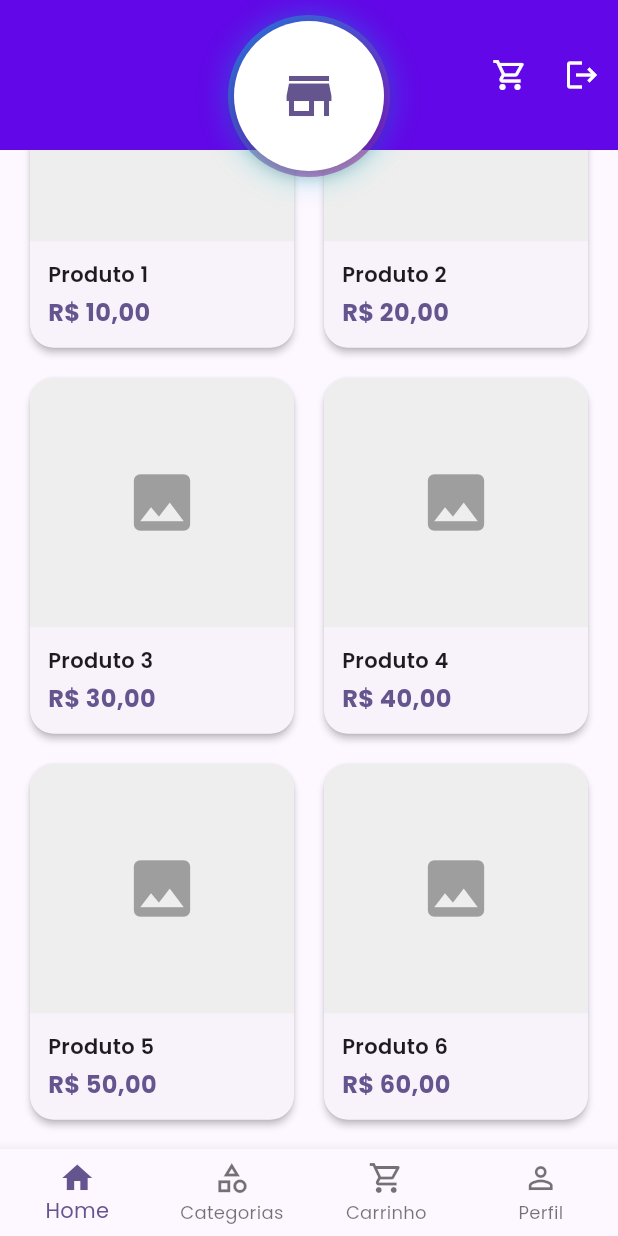
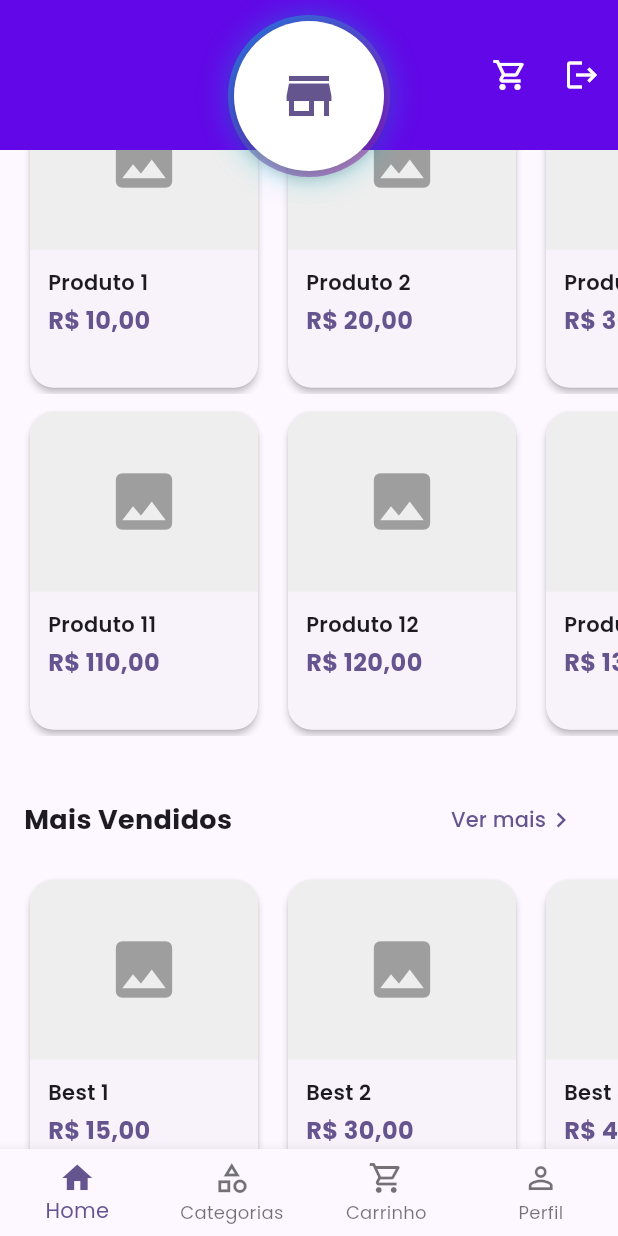
Before and after one commit to italoandres/eshop-admin-panel-updated, a Flutter app: the HomePage screen opened by its route, scrolled down 442 dp, on a phone screen of 412 x 824 dp. Run offline on Flutter 3.47's test engine with Material 3 defaults, Android fonts, the phone set to English and light mode, and no system bars; drawn by our look-alikes of cached_network_image; our stand-ins replace carousel_slider, dio, flutter_riverpod, flutter_secure_storage, freezed_annotation, go_router and 4 more; accounts and stored records are empty; network calls fail.

Commit message:
Transformar seção de produtos em scroll horizontal com múltiplas linhas
- Remove GridView vertical de produtos
- Adiciona 2 seções: "Produtos Recomendados" e "Mais Vendidos"
- Cada seção tem 2 linhas horizontais scrolláveis
- Cards com largura fixa de 160px (mostra ~2.3 produtos na tela)
- Altura fixa de 120px para imagem do produto
- Adiciona botão "Ver mais" em cada seção
- Layout estilo Google Play Store

```diff
--- a/lib/features/home/presentation/pages/home_page.dart
+++ b/lib/features/home/presentation/pages/home_page.dart
@@ -93,36 +93,149 @@ class _HomePageState extends ConsumerState<HomePage>
 
                 // Ícones de acesso rápido
                 const QuickAccessIcons(),
+                const SizedBox(height: 32),
 
-                // Seção de produtos recomendados
+                // SEÇÃO 1: Produtos Recomendados
                 Padding(
                   padding: const EdgeInsets.symmetric(horizontal: 16),
-                  child: Text(
+                  child: Row(
+                    mainAxisAlignment: MainAxisAlignment.spaceBetween,
+                    children: [
+                      const Text(
                         'Produtos Recomendados',
-                    style: Theme.of(context).textTheme.titleLarge?.copyWith(
+                        style: TextStyle(
+                          fontSize: 18,
                           fontWeight: FontWeight.bold,
                         ),
+                      ),
+                      TextButton(
+                        onPressed: () {
+                          // TODO: Ver todos os produtos recomendados
+                        },
+                        child: const Row(
+                          mainAxisSize: MainAxisSize.min,
+                          children: [
+                            Text('Ver mais'),
+                            Icon(Icons.chevron_right, size: 20),
+                          ],
+                        ),
+                      ),
+                    ],
                   ),
                 ),
                 const SizedBox(height: 12),
 
-                GridView.builder(
-                  shrinkWrap: true,
-                  physics: const NeverScrollableScrollPhysics(),
+                // LINHA 1 - Produtos Recomendados
+                SizedBox(
+                  height: 220,
+                  child: ListView.builder(
+                    scrollDirection: Axis.horizontal,
                     padding: const EdgeInsets.symmetric(horizontal: 16),
-                  gridDelegate: const SliverGridDelegateWithFixedCrossAxisCount(
-                    crossAxisCount: 2,
-                    childAspectRatio: 0.75,
-                    crossAxisSpacing: 12,
-                    mainAxisSpacing: 12,
-                  ),
-                  itemCount: 6,
+                    itemCount: 10,
                     itemBuilder: (context, index) {
-                    return _ProductCard(
+                      return Container(
+                        width: 160,
+                        margin: const EdgeInsets.only(right: 12),
+                        child: _ProductCard(
                           title: 'Produto ${index + 1}',
                           price: 'R\$ ${(index + 1) * 10},00',
+                        ),
                       );
                     },
+                  ),
+                ),
+                const SizedBox(height: 8),
+
+                // LINHA 2 - Produtos Recomendados
+                SizedBox(
+                  height: 220,
+                  child: ListView.builder(
+                    scrollDirection: Axis.horizontal,
+                    padding: const EdgeInsets.symmetric(horizontal: 16),
+                    itemCount: 10,
+                    itemBuilder: (context, index) {
+                      return Container(
+                        width: 160,
+                        margin: const EdgeInsets.only(right: 12),
+                        child: _ProductCard(
+                          title: 'Produto ${index + 11}',
+                          price: 'R\$ ${(index + 11) * 10},00',
+                        ),
+                      );
+                    },
+                  ),
+                ),
+                const SizedBox(height: 32),
+
+                // SEÇÃO 2: Mais Vendidos
+                Padding(
+                  padding: const EdgeInsets.symmetric(horizontal: 16),
+                  child: Row(
+                    mainAxisAlignment: MainAxisAlignment.spaceBetween,
+                    children: [
+                      const Text(
+                        'Mais Vendidos',
+                        style: TextStyle(
+                          fontSize: 18,
+                          fontWeight: FontWeight.bold,
+                        ),
+                      ),
+                      TextButton(
+                        onPressed: () {
+                          // TODO: Ver todos os mais vendidos
+                        },
+                        child: const Row(
+                          mainAxisSize: MainAxisSize.min,
+                          children: [
+                            Text('Ver mais'),
+                            Icon(Icons.chevron_right, size: 20),
+                          ],
+                        ),
+                      ),
+                    ],
+                  ),
+                ),
+                const SizedBox(height: 12),
+
+                // LINHA 1 - Mais Vendidos
+                SizedBox(
+                  height: 220,
+                  child: ListView.builder(
+                    scrollDirection: Axis.horizontal,
+                    padding: const EdgeInsets.symmetric(horizontal: 16),
+                    itemCount: 10,
+                    itemBuilder: (context, index) {
+                      return Container(
+                        width: 160,
+                        margin: const EdgeInsets.only(right: 12),
+                        child: _ProductCard(
+                          title: 'Best ${index + 1}',
+                          price: 'R\$ ${(index + 1) * 15},00',
+                        ),
+                      );
+                    },
+                  ),
+                ),
+                const SizedBox(height: 8),
+
+                // LINHA 2 - Mais Vendidos
+                SizedBox(
+                  height: 220,
+                  child: ListView.builder(
+                    scrollDirection: Axis.horizontal,
+                    padding: const EdgeInsets.symmetric(horizontal: 16),
+                    itemCount: 10,
+                    itemBuilder: (context, index) {
+                      return Container(
+                        width: 160,
+                        margin: const EdgeInsets.only(right: 12),
+                        child: _ProductCard(
+                          title: 'Best ${index + 11}',
+                          price: 'R\$ ${(index + 11) * 15},00',
+                        ),
+                      );
+                    },
+                  ),
                 ),
               ],
             ),
@@ -293,8 +406,8 @@ class _ProductCard extends StatelessWidget {
         child: Column(
           crossAxisAlignment: CrossAxisAlignment.start,
           children: [
-            Expanded(
-              child: Container(
+            Container(
+              height: 120,
               decoration: BoxDecoration(
                 color: Colors.grey[200],
                 borderRadius: const BorderRadius.only(
@@ -307,7 +420,6 @@ class _ProductCard extends StatelessWidget {
                   Icons.image,
                   size: 50,
                   color: Colors.grey,
-                  ),
                 ),
               ),
             ),
```
Lines whose indentation alone changed are shown as unchanged.
